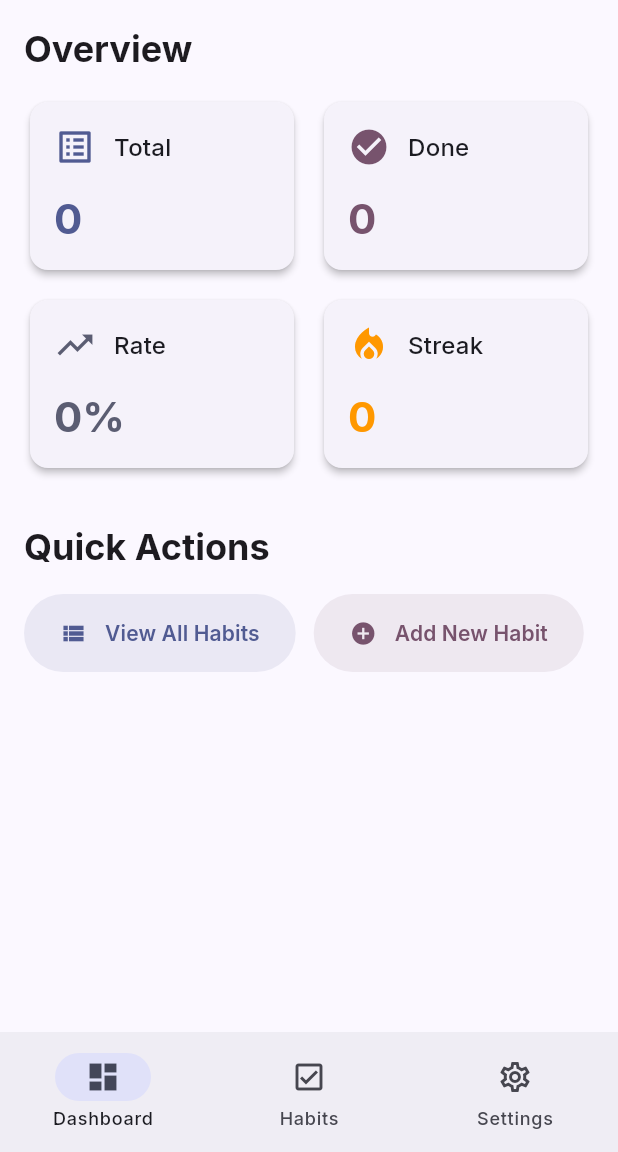
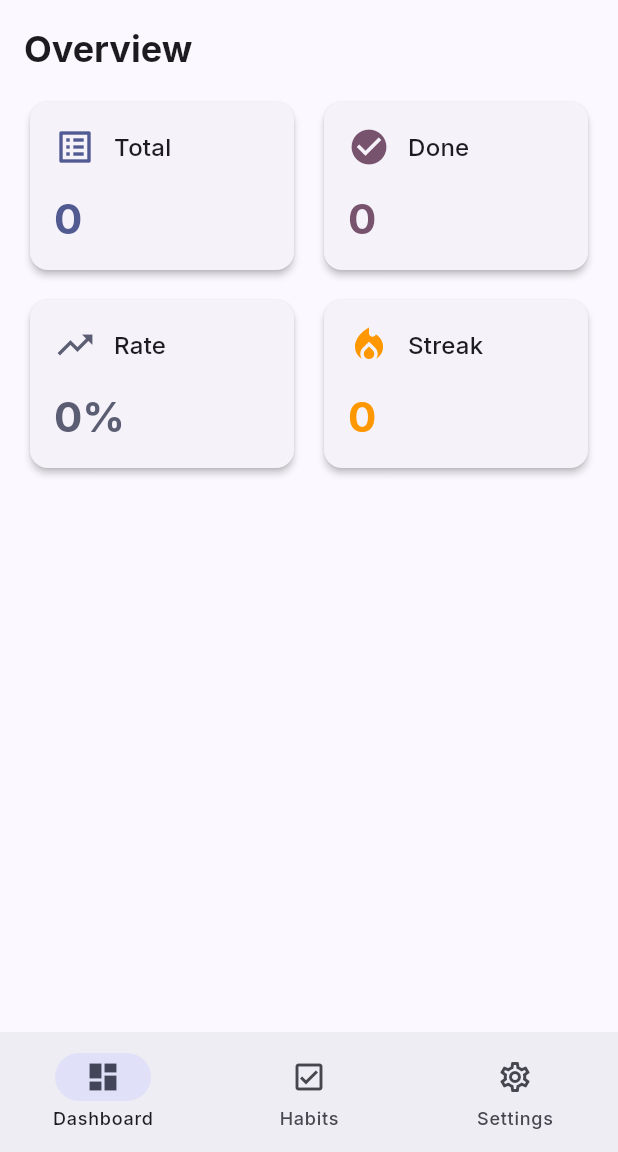
Before and after one commit to carbon-ahs/ground_station, a Flutter app: the screen it shows after launch, on a phone screen of 412 x 824 dp, the part 84-1236 px from its top. Run offline on Flutter 3.47's test engine with Material 3 defaults, Android fonts, the light colour scheme and no system bars; our stand-ins replace csv, equatable, file_picker, fl_chart, floor, flutter_animate and 7 more; accounts and stored records are empty; generated files the repository leaves out were written again.

Commit message:
fix: quick action remove

```diff
--- a/lib/features/dashboard/presentation/pages/dashboard_page.dart
+++ b/lib/features/dashboard/presentation/pages/dashboard_page.dart
@@ -90,32 +90,6 @@ class DashboardPage extends StatelessWidget {
                 ),
 
                 const SizedBox(height: 32),
-
-                Text(
-                  'Quick Actions',
-                  style: Theme.of(context).textTheme.headlineSmall?.copyWith(
-                    fontWeight: FontWeight.bold,
-                  ),
-                ),
-                const SizedBox(height: 16),
-
-                Wrap(
-                  spacing: 12,
-                  runSpacing: 12,
-                  children: [
-                    QuickActionButton(
-                      label: 'View All Habits',
-                      icon: Icons.view_list,
-                      onPressed: () => context.go('/habits'),
-                    ),
-                    QuickActionButton(
-                      label: 'Add New Habit',
-                      icon: Icons.add_circle,
-                      onPressed: () => context.go('/habits'),
-                      color: Theme.of(context).colorScheme.tertiary,
-                    ),
-                  ],
-                ),
               ],
             ),
           );
```
